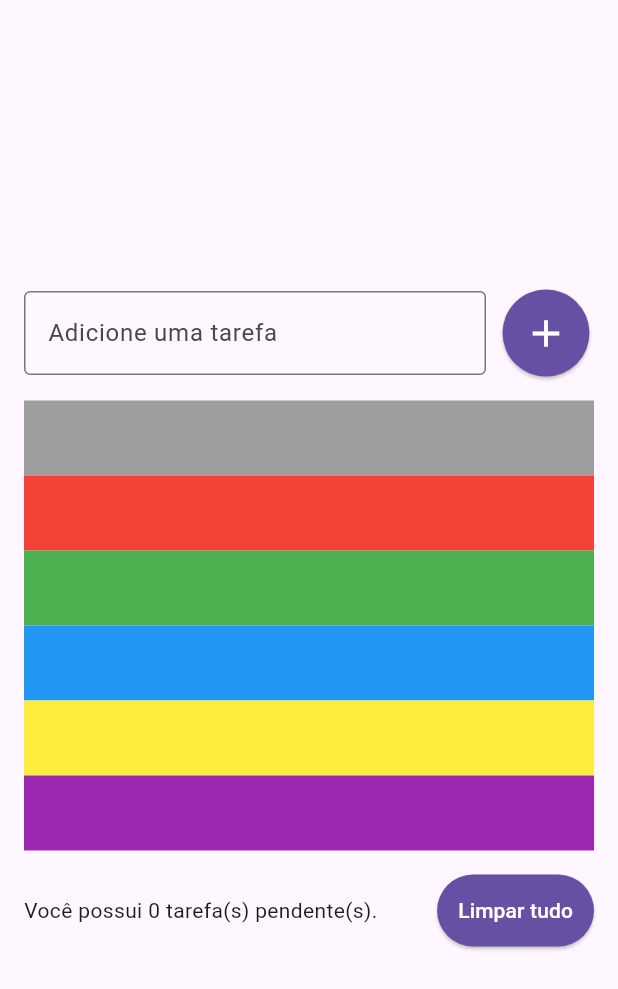
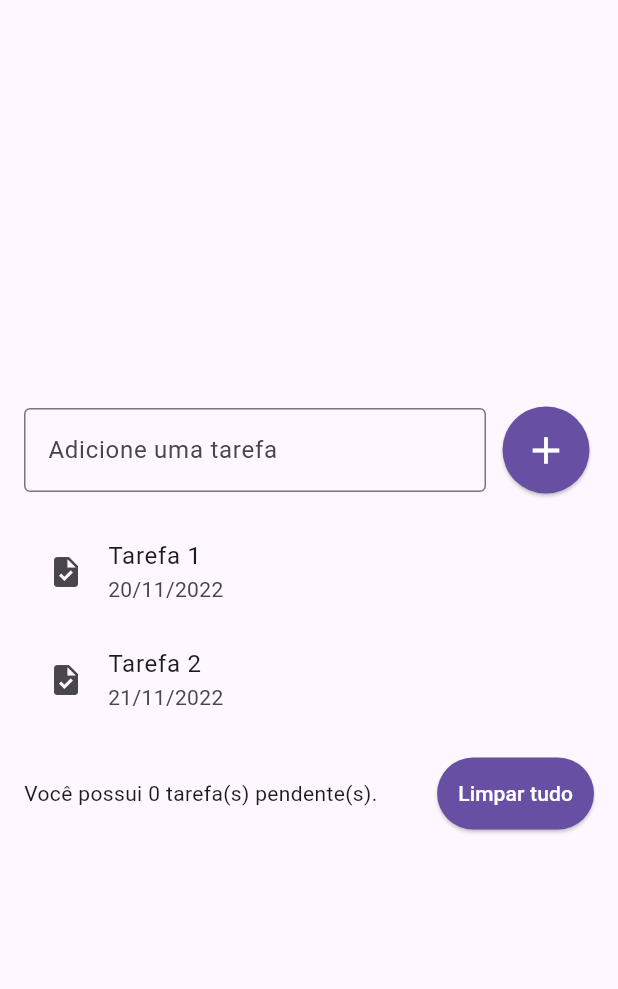
Before and after one commit to Lramosdlima/flutter-startto-dev, a Flutter app: the screen it shows after launch, on a phone screen of 412 x 824 dp. Shown: the top 989 px of the screen. Run offline on Flutter 3.47's test engine with Material 3 defaults, Android fonts, the phone set to English and light mode, and no system bars.

Commit message:
feat: :sparkles: add itens static on listview

```diff
--- a/todo_list/lib/pages/todo_list.dart
+++ b/todo_list/lib/pages/todo_list.dart
@@ -45,12 +45,22 @@ class TodoListPage extends StatelessWidget {
               shrinkWrap:
                   true, // essa propriedade faz com que o ListView seja redimensionado ao adicionar novos itens
               children: [
-                Container(color: Colors.grey, height: 50),
-                Container(color: Colors.red, height: 50),
-                Container(color: Colors.green, height: 50),
-                Container(color: Colors.blue, height: 50),
-                Container(color: Colors.yellow, height: 50),
-                Container(color: Colors.purple, height: 50),
+                ListTile(
+                  title: const Text('Tarefa 1'),
+                  subtitle: const Text('20/11/2022'),
+                  leading: const Icon(Icons.task),
+                  onTap: () => {
+                    print('Tarefa 1 foi concluída!'),
+                  },
+                ),
+                ListTile(
+                  title: const Text('Tarefa 2'),
+                  subtitle: const Text('21/11/2022'),
+                  leading: const Icon(Icons.task),
+                  onTap: () => {
+                    print('Tarefa 2 foi concluída!'),
+                  },
+                ),
               ],
             ),
             const SizedBox(height: 16),
```
